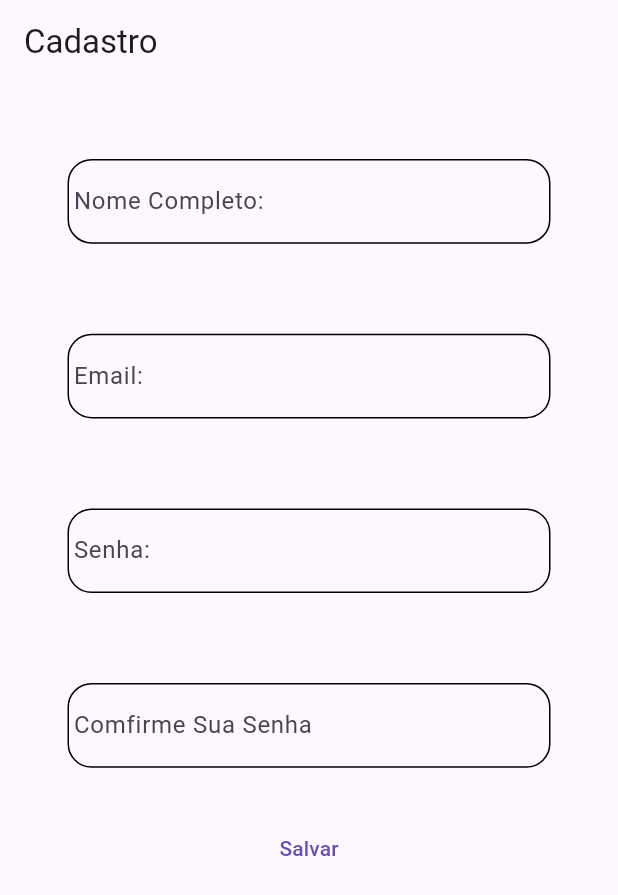
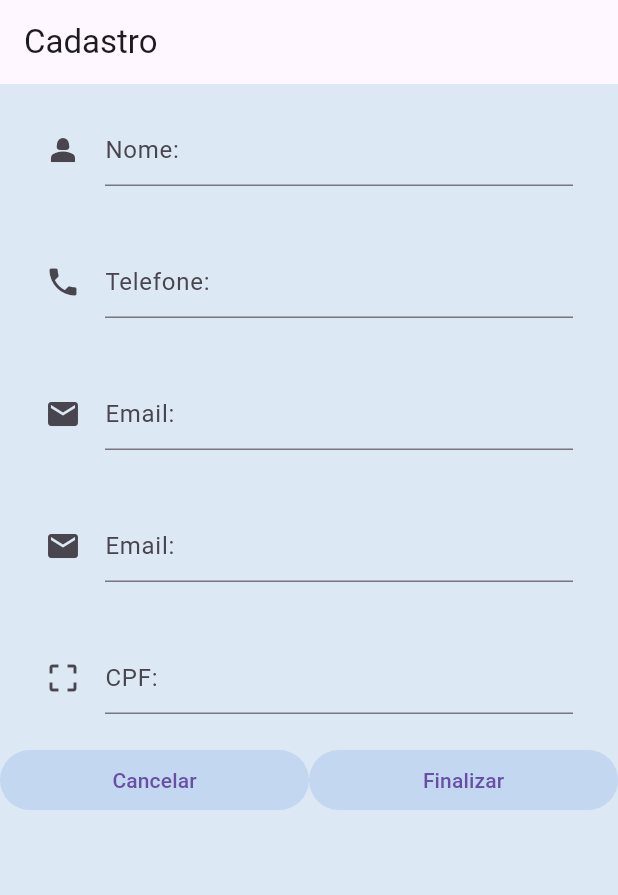
Before and after one commit to Gomesgaab/Primeiro-App-em-Flutter, a Flutter app: the TelaCadastro screen opened directly, on a phone screen of 412 x 824 dp. Shown: the top 895 px of the screen. Run offline on Flutter 3.47's test engine with Material 3 defaults, Android fonts, the phone set to English and light mode, and no system bars; our stand-ins replace curved_navigation_bar, google_fonts, shared_preferences; accounts and stored records are empty.

Commit message:
13° commit

```diff
--- a/lib/pages/cadastro_page.dart
+++ b/lib/pages/cadastro_page.dart
@@ -1,4 +1,6 @@
 import 'package:flutter/material.dart';
+import 'package:primeiro_app/pages/login_page.dart';
+import 'package:shared_preferences/shared_preferences.dart';
 
 class TelaCadastro extends StatefulWidget {
   const TelaCadastro({super.key});
@@ -8,12 +10,17 @@ class TelaCadastro extends StatefulWidget {
 }
 
 class _TelaCadastroState extends State<TelaCadastro> {
+  //Shared
+  late SharedPreferences storage;
   //crirando uma variavel de controle de nome
-  var name = TextEditingController(text: "");
-  //crirando uma variavel de controle de Date
-  var crontroleDate = TextEditingController(text: "");
-  DateTime? dataNacimento;
-  bool salvando = false;
+  TextEditingController nomeControler = TextEditingController();
+  //crirando uma variavel de controle de email
+  TextEditingController emailControler = TextEditingController();
+  TextEditingController emailConfirmControler = TextEditingController();
+  //crirando uma variavel de controle de cpf
+  TextEditingController cpfControler = TextEditingController();
+  //crirando uma variavel de controle de telefone
+  TextEditingController telefoneControler = TextEditingController();
 
   //um exemplo de utilização de componente para edição de todos os dados de texto de uma vez
   /* Text returnText(String texto) {
@@ -24,117 +31,104 @@ class _TelaCadastroState extends State<TelaCadastro> {
   } */
 
   @override
+  void initState() {
+    // TODO: implement initState
+    super.initState();
+    carregarDados();
+  }
+
+  carregarDados() async {
+    storage = await SharedPreferences.getInstance();
+  }
+
+  @override
   Widget build(BuildContext context) {
     return SafeArea(
       child: Scaffold(
         appBar: AppBar(
           title: const Text("Cadastro"),
         ),
-        body: Padding(
-          // editando posição
-          padding: const EdgeInsets.symmetric(horizontal: 15, vertical: 20),
-          //utilizando listview para rolagem de tela, sendo assim não ocorrera o erro de indentificação de tamanho de tela.
-          child: salvando
-              ? const Center(child: CircularProgressIndicator())
-              : ListView(
+        body: Container(
+          color: const Color.fromARGB(132, 188, 218, 1000),
+          alignment: Alignment.center,
+          child: ListView(
             children: [
-                    // iniciando uma entrada de texto
-                    Container(
-                      padding: const EdgeInsets.symmetric(
-                          horizontal: 30, vertical: 30),
-                      width: double.infinity,
+              Padding(
+                padding:
+                    const EdgeInsets.symmetric(vertical: 20, horizontal: 30),
                 child: TextField(
-                        controller: name,
+                  controller: nomeControler,
                   decoration: const InputDecoration(
-                          contentPadding: EdgeInsets.symmetric(vertical: 13),
-                          prefix: Icon(Icons.person_2),
-                          enabledBorder: OutlineInputBorder(
-                              borderRadius:
-                                  BorderRadius.all(Radius.circular(16))),
-                          labelText: "Nome Completo:",
+                      hintText: "Nome:", icon: Icon(Icons.person_2)),
                 ),
               ),
-                    ),
-                    Container(
-                      padding: const EdgeInsets.symmetric(
-                          horizontal: 30, vertical: 30),
-                      width: double.infinity,
+              Padding(
+                padding:
+                    const EdgeInsets.symmetric(vertical: 20, horizontal: 30),
                 child: TextField(
-                        controller: name,
+                  controller: telefoneControler,
+                  keyboardType: TextInputType.phone,
                   decoration: const InputDecoration(
-                          contentPadding: EdgeInsets.symmetric(vertical: 13),
-                          prefix: Icon(Icons.email),
-                          enabledBorder: OutlineInputBorder(
-                              borderRadius:
-                                  BorderRadius.all(Radius.circular(16))),
-                          labelText: "Email:",
+                      hintText: "Telefone:", icon: Icon(Icons.phone)),
                 ),
               ),
-                    ),
-                    Container(
-                      padding: const EdgeInsets.symmetric(
-                          horizontal: 30, vertical: 30),
-                      width: double.infinity,
+              Padding(
+                padding:
+                    const EdgeInsets.symmetric(vertical: 20, horizontal: 30),
                 child: TextField(
-                        controller: name,
+                  controller: emailControler,
+                  keyboardType: TextInputType.emailAddress,
                   decoration: const InputDecoration(
-                          contentPadding: EdgeInsets.symmetric(vertical: 13),
-                          prefix: Icon(Icons.lock),
-                          enabledBorder: OutlineInputBorder(
-                              borderRadius:
-                                  BorderRadius.all(Radius.circular(16))),
-                          labelText: "Senha:",
+                      hintText: "Email:", icon: Icon(Icons.email)),
                 ),
               ),
-                    ),
-                    Container(
-                      padding: const EdgeInsets.symmetric(
-                          horizontal: 30, vertical: 30),
-                      width: double.infinity,
+              Padding(
+                padding:
+                    const EdgeInsets.symmetric(vertical: 20, horizontal: 30),
                 child: TextField(
-                        controller: name,
+                  controller: emailConfirmControler,
                   decoration: const InputDecoration(
-                          contentPadding: EdgeInsets.symmetric(vertical: 13),
-                          prefix: Icon(Icons.lock),
-                          enabledBorder: OutlineInputBorder(
-                              borderRadius:
-                                  BorderRadius.all(Radius.circular(16))),
-                          labelText: "Comfirme Sua Senha",
+                      hintText: "Email:", icon: Icon(Icons.email)),
                 ),
               ),
+              Padding(
+                padding:
+                    const EdgeInsets.symmetric(vertical: 20, horizontal: 30),
+                child: TextField(
+                  controller: cpfControler,
+                  decoration: const InputDecoration(
+                      hintText: "CPF:", icon: Icon(Icons.crop_free)),
                 ),
-
-                    //botão de texto para salvar
-                    TextButton(
+              ),
+              Row(crossAxisAlignment: CrossAxisAlignment.center, children: [
+                Expanded(
+                    flex: 1,
+                    child: TextButton(
+                      style: ButtonStyle(
+                          backgroundColor: MaterialStateColor.resolveWith(
+                              (states) =>
+                                  const Color.fromARGB(70, 130, 169, 1000))),
                       onPressed: () {
-                          // limpando variavel de carregamento
-                          setState(() {
-                            salvando = false;
-                          });
-                          if (name.text.trim().length < 3) {
-                            ScaffoldMessenger.of(context).showSnackBar(
-                                const SnackBar(
-                                    content: Text(
-                                        "Todos os campos devem ser preenchido para continuar!")));
-                            return;
-                          }
-                          if (dataNacimento == null) {
-                            ScaffoldMessenger.of(context).showSnackBar(
-                                const SnackBar(
-                                    content: Text(
-                                        "Todos os campos devem ser preenchido para continuar!")));
-                            return;
-                          }
-                          setState(() {
-                            salvando = true;
-                          });
-                          Future.delayed(const Duration(seconds: 2), () {
-                            setState(() {
-                              salvando = false;
-                            });
-                          });
+                        Navigator.pushReplacement(
+                            context,
+                            MaterialPageRoute(
+                                builder: (contex) => const LoginPage()));
                       },
-                        child: const Text("Salvar"))
+                      child: const Text("Cancelar"),
+                    )),
+                Expanded(
+                    flex: 1,
+                    child: TextButton(
+                        style: ButtonStyle(
+                            shape: MaterialStateProperty.all(
+                                RoundedRectangleBorder(
+                                    borderRadius: BorderRadius.circular(20))),
+                            backgroundColor: MaterialStateColor.resolveWith(
+                                (states) =>
+                                    const Color.fromARGB(70, 130, 169, 1000))),
+                        onPressed: () {},
+                        child: const Text("Finalizar"))),
+              ])
             ],
           ),
         ),
```
Also changed, not shown: lib/pages/paginacao/configuracao_page.dart (added, +46 -0 lines), lib/shared/componente_menu/custon_menu.dart (+30 -24 lines). Lines whose indentation alone changed are shown as unchanged.
